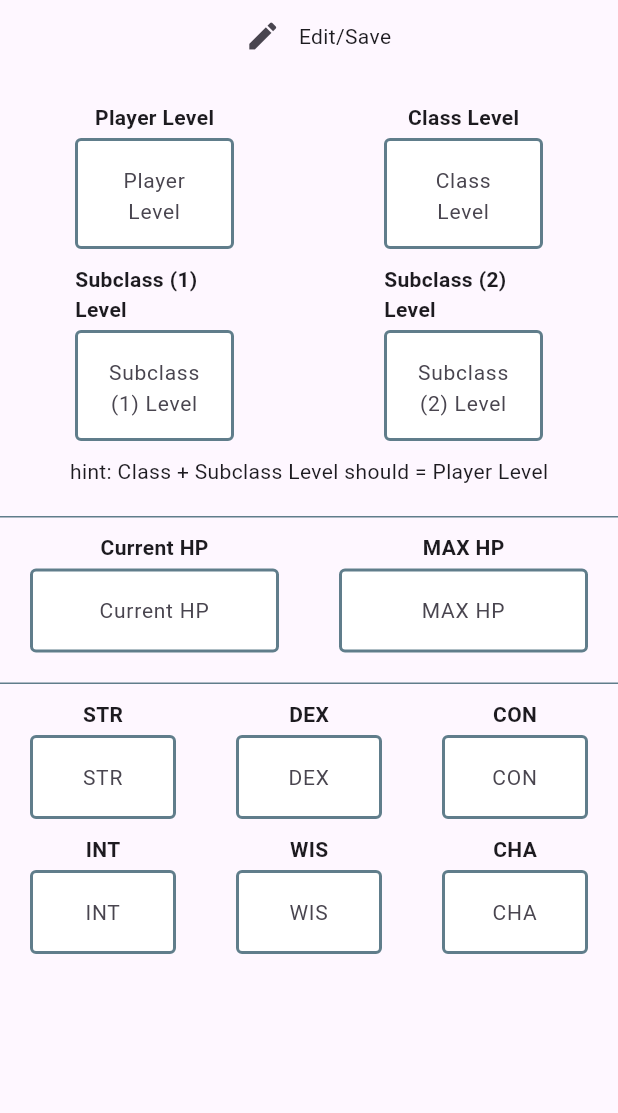
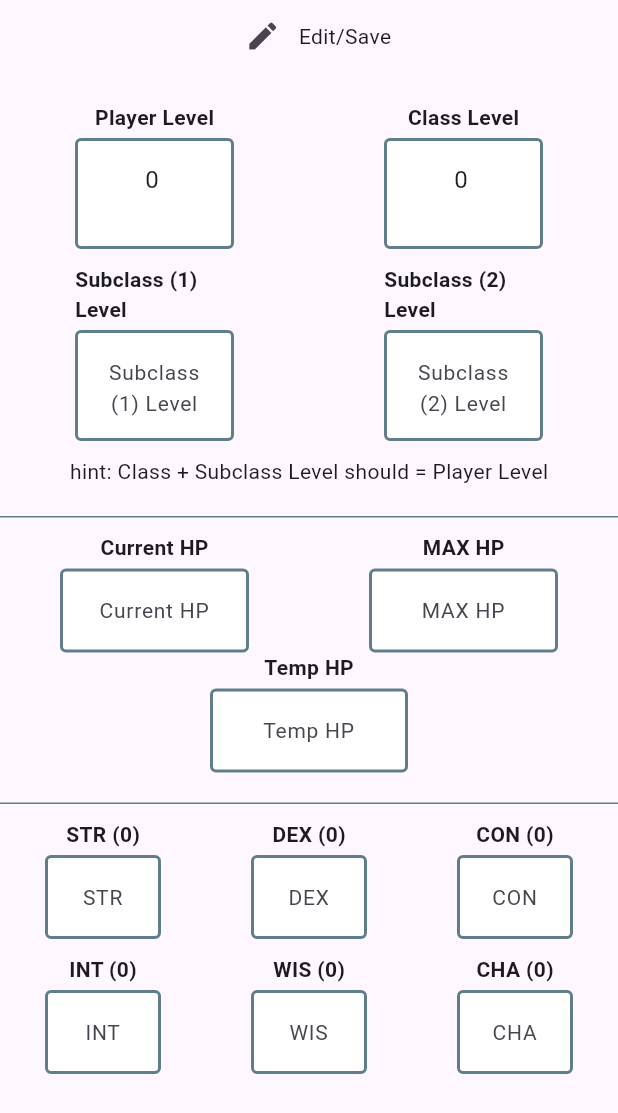
Before and after one commit to skeptickal/homeBrewed, a Flutter app: the StatTab widget shown alone on an empty page, opened directly with empty values, after a tap on the "edit" icon, on a phone screen of 412 x 824 dp. Shown: the top 1113 px of the screen. Run offline on Flutter 3.47's test engine with Material 3 defaults, Android fonts, the phone set to English and light mode, and no system bars; our stand-ins replace bloc, cloud_firestore, equatable, firebase_auth, firebase_core, firebase_messaging and 4 more; accounts and stored records are empty.

Commit message:
added more stats

```diff
--- a/dnd_character_manager/lib/cubits/character_cubit/user_cubit.dart
+++ b/dnd_character_manager/lib/cubits/character_cubit/user_cubit.dart
@@ -14,7 +14,7 @@ class UserCubit extends Cubit<UserState> {
   UserCubit({DndService? dndService, FirebaseAuthClient? firebaseAuthClient})
       : dndService = dndService ?? DndService(),
         firebaseAuthClient = firebaseAuthClient ?? FirebaseAuthClient(),
-        super(UserInitial());
+        super(const UserInitial());
 
   //edit booleans -> add setData functionality eventually to all these
 
--- a/dnd_character_manager/lib/pages/tabs/stat_tab.dart
+++ b/dnd_character_manager/lib/pages/tabs/stat_tab.dart
@@ -16,22 +16,34 @@ class StatTab extends StatelessWidget {
     context.read<StatCubit>().readStatsData(charID);
     return BlocBuilder<StatCubit, StatState>(
       builder: (context, state) {
+        const EdgeInsets threex3GridPadding = EdgeInsets.symmetric(horizontal: 30);
+        const EdgeInsets twox1RowPadding = EdgeInsets.symmetric(horizontal: 40);
+        TextEditingController playerLevel = TextEditingController();
+        playerLevel.text = state.stats!.totalPlayerLevel ?? '1';
+        TextEditingController classLevel = TextEditingController();
+        classLevel.text = state.stats!.classLevel ?? '1';
+        TextEditingController subClass1Level = TextEditingController();
+        subClass1Level.text = state.stats!.subClass1Lvl ?? '1';
+        TextEditingController subClass2Level = TextEditingController();
+        subClass2Level.text = state.stats!.subClass2Lvl ?? '1';
         TextEditingController str = TextEditingController();
         str.text = state.stats!.strength ?? '20';
         TextEditingController dex = TextEditingController();
-        dex.text = '';
+        dex.text = state.stats!.dexterity ?? '';
         TextEditingController con = TextEditingController();
-        con.text = '';
-        TextEditingController int = TextEditingController();
-        int.text = '';
+        con.text = state.stats!.constitution ?? '';
+        TextEditingController int1 = TextEditingController();
+        int1.text = state.stats!.intelligence ?? '';
         TextEditingController wis = TextEditingController();
-        wis.text = '';
+        wis.text = state.stats!.wisdom ?? '';
         TextEditingController cha = TextEditingController();
-        cha.text = '';
+        cha.text = state.stats!.charisma ?? '';
         TextEditingController currentHP = TextEditingController();
-        currentHP.text = '';
+        currentHP.text = state.stats!.currentHp ?? '0';
         TextEditingController maxHP = TextEditingController();
-        maxHP.text = '';
+        maxHP.text = state.stats!.maxHp ?? '0';
+        TextEditingController tempHP = TextEditingController();
+        tempHP.text = state.stats!.tempHp ?? '0';
         return SingleChildScrollView(
           child: Column(
             children: [
@@ -44,6 +56,18 @@ class StatTab extends StatelessWidget {
                       Stats stats1 = Stats(
                         strength: str.text,
                         charID: charID,
+                        charisma: cha.text,
+                        dexterity: dex.text,
+                        constitution: con.text,
+                        intelligence: int1.text,
+                        wisdom: wis.text,
+                        currentHp: currentHP.text,
+                        maxHp: maxHP.text,
+                        tempHp: tempHP.text,
+                        totalPlayerLevel: playerLevel.text,
+                        classLevel: classLevel.text,
+                        subClass1Lvl: subClass1Level.text,
+                        subClass2Lvl: subClass2Level.text,
                       );
                       context.read<StatCubit>().setStatsData(stats1);
                       context.read<StatCubit>().readStatsData(charID);
@@ -66,7 +90,7 @@ class StatTab extends StatelessWidget {
                     child: StatTextBox(
                       enabled: state.statEdit!,
                       padding: const EdgeInsets.symmetric(horizontal: 50),
-                      controller: str,
+                      controller: playerLevel,
                       hintText: 'Player Level',
                       subtitle: 'Player Level',
                     ),
@@ -75,7 +99,7 @@ class StatTab extends StatelessWidget {
                     child: StatTextBox(
                       enabled: state.statEdit!,
                       padding: const EdgeInsets.symmetric(horizontal: 50),
-                      controller: dex,
+                      controller: classLevel,
                       hintText: 'Class Level',
                       subtitle: 'Class Level',
                     ),
@@ -89,7 +113,7 @@ class StatTab extends StatelessWidget {
                     child: StatTextBox(
                       enabled: state.statEdit!,
                       padding: const EdgeInsets.symmetric(horizontal: 50),
-                      controller: con,
+                      controller: subClass1Level,
                       hintText: 'Subclass (1) Level',
                       subtitle: 'Subclass (1) Level',
                     ),
@@ -98,7 +122,7 @@ class StatTab extends StatelessWidget {
                     child: StatTextBox(
                       enabled: state.statEdit!,
                       padding: const EdgeInsets.symmetric(horizontal: 50),
-                      controller: con,
+                      controller: subClass2Level,
                       hintText: 'Subclass (2) Level',
                       subtitle: 'Subclass (2) Level',
                     ),
@@ -119,7 +143,7 @@ class StatTab extends StatelessWidget {
                   Flexible(
                     child: StatTextBox(
                       enabled: state.statEdit!,
-                      padding: const EdgeInsets.symmetric(horizontal: 20),
+                      padding: twox1RowPadding,
                       controller: currentHP,
                       hintText: 'Current HP',
                       subtitle: 'Current HP',
@@ -128,10 +152,23 @@ class StatTab extends StatelessWidget {
                   Flexible(
                     child: StatTextBox(
                       enabled: state.statEdit!,
-                      padding: const EdgeInsets.symmetric(horizontal: 20),
+                      padding: twox1RowPadding,
                       controller: maxHP,
                       hintText: 'MAX HP',
                       subtitle: 'MAX HP',
+                    ),
+                  ),
+                ],
+              ),
+              Row(
+                children: [
+                  Flexible(
+                    child: StatTextBox(
+                      enabled: state.statEdit!,
+                      padding: const EdgeInsets.symmetric(horizontal: 140),
+                      controller: tempHP,
+                      hintText: 'Temp HP',
+                      subtitle: 'Temp HP',
                     ),
                   ),
                 ],
@@ -144,28 +181,28 @@ class StatTab extends StatelessWidget {
                   Flexible(
                     child: StatTextBox(
                       enabled: state.statEdit!,
-                      padding: const EdgeInsets.symmetric(horizontal: 20),
+                      padding: threex3GridPadding,
                       controller: str,
                       hintText: 'STR',
-                      subtitle: 'STR',
+                      subtitle: 'STR (${((int.tryParse(state.stats!.strength ?? '10') ?? 10) - 10) ~/ 2})',
                     ),
                   ),
                   Flexible(
                     child: StatTextBox(
                       enabled: state.statEdit!,
-                      padding: const EdgeInsets.symmetric(horizontal: 20),
+                      padding: threex3GridPadding,
                       controller: dex,
                       hintText: 'DEX',
-                      subtitle: 'DEX',
+                      subtitle: 'DEX (${((int.tryParse(state.stats!.dexterity ?? '10') ?? 10) - 10) ~/ 2})',
                     ),
                   ),
                   Flexible(
                     child: StatTextBox(
                       enabled: state.statEdit!,
-                      padding: const EdgeInsets.symmetric(horizontal: 20),
+                      padding: threex3GridPadding,
                       controller: con,
                       hintText: 'CON',
-                      subtitle: 'CON',
+                      subtitle: 'CON (${((int.tryParse(state.stats!.constitution ?? '10') ?? 10) - 10) ~/ 2})',
                     ),
                   ),
                 ],
@@ -176,28 +213,28 @@ class StatTab extends StatelessWidget {
                   Flexible(
                     child: StatTextBox(
                       enabled: state.statEdit!,
-                      padding: const EdgeInsets.symmetric(horizontal: 20),
-                      controller: int,
+                      padding: threex3GridPadding,
+                      controller: int1,
                       hintText: 'INT',
-                      subtitle: 'INT',
+                      subtitle: 'INT (${((int.tryParse(state.stats!.intelligence ?? '10') ?? 10) - 10) ~/ 2})',
                     ),
                   ),
                   Flexible(
                     child: StatTextBox(
                       enabled: state.statEdit!,
-                      padding: const EdgeInsets.symmetric(horizontal: 20),
+                      padding: threex3GridPadding,
                       controller: wis,
                       hintText: 'WIS',
-                      subtitle: 'WIS',
+                      subtitle: 'WIS (${((int.tryParse(state.stats!.wisdom ?? '10') ?? 10) - 10) ~/ 2})',
                     ),
                   ),
                   Flexible(
                     child: StatTextBox(
                       enabled: state.statEdit!,
-                      padding: const EdgeInsets.symmetric(horizontal: 20),
+                      padding: threex3GridPadding,
                       controller: cha,
                       hintText: 'CHA',
-                      subtitle: 'CHA',
+                      subtitle: 'CHA (${((int.tryParse(state.stats!.charisma ?? '10') ?? 10) - 10) ~/ 2})',
                     ),
                   ),
                 ],
```
